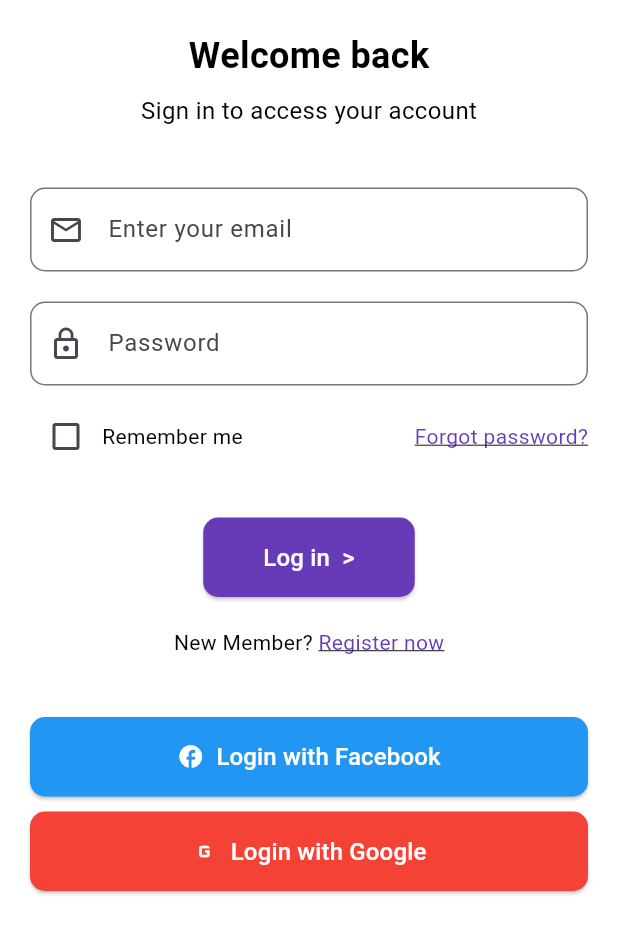
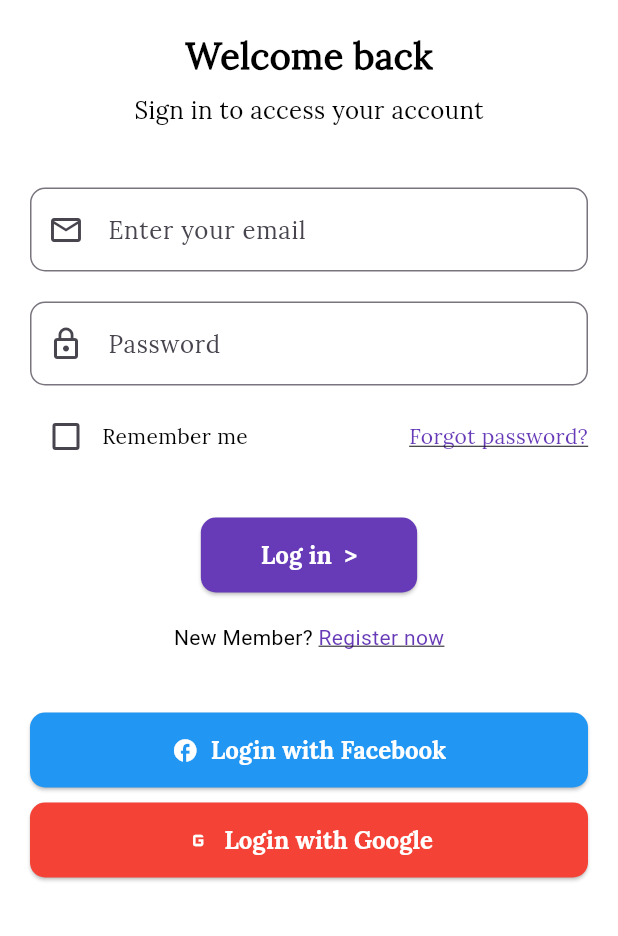
Before and after one commit to imasj-git/bus_ticket_application, a Flutter app: the screen it shows after launch, after a tap on "Next", after a tap on "Skip", on a phone screen of 412 x 824 dp, the part 300-1236 px from its top. Run offline on Flutter 3.47's test engine with Material 3 defaults, Android fonts, the light colour scheme and no system bars; project files that could hold a hidden picture were left out.

```diff
--- /dev/null
+++ b/lib/app.dart
@@ -0,0 +1,27 @@
+import 'package:bus_ticket_app/core/aap_theme/app_theme.dart';
+import 'package:bus_ticket_app/view/home_view.dart';
+import 'package:bus_ticket_app/view/landing_page_view.dart';
+import 'package:bus_ticket_app/view/login_view.dart';
+import 'package:bus_ticket_app/view/onboarding_screen.dart';
+import 'package:bus_ticket_app/view/signup_view.dart';
+import 'package:flutter/material.dart';
+
+class App extends StatelessWidget {
+  const App({super.key});
+
+  @override
+  Widget build(BuildContext context) {
+    return MaterialApp(
+      debugShowCheckedModeBanner: false,
+      initialRoute: '/',
+      theme: getApplicationTheme(),
+      routes: {
+        '/': (context) => const LandingPageView(),
+        '/starting': (context) => const OnboardingScreen(),
+        '/login': (context) => const LoginView(),
+        '/signup': (context) => const SignupView(),
+        '/home': (context) => const HomeView(),
+      },
+    );
+  }
+}
--- /dev/null
+++ b/lib/core/aap_theme/app_theme.dart
@@ -0,0 +1,22 @@
+import 'package:flutter/material.dart';
+
+ThemeData getApplicationTheme() {
+  return ThemeData(
+    primarySwatch: Colors.deepPurple,
+    scaffoldBackgroundColor: Colors.white,
+    fontFamily: 'Lora Regular',
+    elevatedButtonTheme: ElevatedButtonThemeData(
+      style: ElevatedButton.styleFrom(
+        textStyle: const TextStyle(
+            fontSize: 18,
+            color: Colors.white,
+            fontWeight: FontWeight.w500,
+            fontFamily: 'Lora Bold'),
+        backgroundColor: Colors.deepPurple,
+        shape: RoundedRectangleBorder(
+          borderRadius: BorderRadius.circular(10),
+        ),
+      ),
+    ),
+  );
+}
--- a/lib/main.dart
+++ b/lib/main.dart
@@ -1,22 +1,6 @@
-import 'package:bus_ticket_app/view/home_view.dart';
-import 'package:bus_ticket_app/view/landing_page_view.dart';
-import 'package:bus_ticket_app/view/login_view.dart';
-import 'package:bus_ticket_app/view/signup_view.dart';
-import 'package:bus_ticket_app/view/onboarding_screen.dart';
+import 'package:bus_ticket_app/app.dart';
 import 'package:flutter/material.dart';
 
 void main() {
-  runApp(
-    MaterialApp(
-      debugShowCheckedModeBanner: false,
-      initialRoute: '/',
-      routes: {
-        '/': (context) => const LandingPageView(),
-        '/starting': (context) => const OnboardingScreen(),
-        '/login': (context) => const LoginView(),
-        '/signup': (context) => const SignupView(),
-        '/home': (context) => const HomeView(),
-      },
-    ),
-  );
+  runApp(const App());
 }
--- a/lib/view/login_view.dart
+++ b/lib/view/login_view.dart
@@ -101,14 +101,13 @@
               // Next Button
               ElevatedButton(
                 onPressed: () {
-                  Navigator.push(context, MaterialPageRoute(builder: (context)=> const HomeView()),);
+                  Navigator.push(
+                    context,
+                    MaterialPageRoute(builder: (context) => const HomeView()),
+                  );
                   // Navigate to the next page
                 },
                 style: ElevatedButton.styleFrom(
-                  backgroundColor: Colors.deepPurple, // Button color
-                  shape: RoundedRectangleBorder(
-                    borderRadius: BorderRadius.circular(10),
-                  ),
                   padding: const EdgeInsets.symmetric(
                     horizontal: 40,
                     vertical: 15,
@@ -116,7 +115,10 @@
                 ),
                 child: const Text(
                   'Log in  >',
-                  style: TextStyle(fontSize: 16,color: Colors.white),
+                  style: TextStyle(
+                    fontSize: 16,
+                    color: Colors.white,
+                  ),
                 ),
               ),
               const SizedBox(height: 20),
@@ -125,9 +127,10 @@
                 onTap: () {
                   Navigator.push(
                     context,
-                     MaterialPageRoute(
-                      builder: (context)=>const SignupView(),
-                      ),);
+                    MaterialPageRoute(
+                      builder: (context) => const SignupView(),
+                    ),
+                  );
                   // Navigate to Register Page
                 },
                 child: const Text.rich(
@@ -153,9 +156,6 @@
                 },
                 style: ElevatedButton.styleFrom(
                   backgroundColor: Colors.blue,
-                  shape: RoundedRectangleBorder(
-                    borderRadius: BorderRadius.circular(10),
-                  ),
                   padding: const EdgeInsets.symmetric(vertical: 15),
                   minimumSize: const Size(double.infinity, 50),
                 ),
@@ -172,9 +172,6 @@
                 },
                 style: ElevatedButton.styleFrom(
                   backgroundColor: Colors.red,
-                  shape: RoundedRectangleBorder(
-                    borderRadius: BorderRadius.circular(10),
-                  ),
                   padding: const EdgeInsets.symmetric(vertical: 15),
                   minimumSize: const Size(double.infinity, 50),
                 ),
--- a/lib/view/onboarding_screen.dart
+++ b/lib/view/onboarding_screen.dart
@@ -15,17 +15,20 @@
     {
       "image": "assets/images/welcome.png",
       "title": "Welcome to BusSewa",
-      "description": "Book your bus tickets seamlessly and travel with comfort. Your journey starts here!"
+      "description":
+          "Book your bus tickets seamlessly and travel with comfort. Your journey starts here!"
     },
     {
       "image": "assets/images/welcome2.png",
       "title": "Easy Ticket Booking",
-      "description": "Find and book bus tickets for any destination in just a few taps. Simple and hassle-free!"
+      "description":
+          "Find and book bus tickets for any destination in just a few taps. Simple and hassle-free!"
     },
     {
       "image": "assets/images/welcome3.png",
       "title": "Live Bus Tracking",
-      "description": "Track your bus in real time and plan your journey with confidence. Never miss a ride!"
+      "description":
+          "Track your bus in real time and plan your journey with confidence. Never miss a ride!"
     },
   ];
 
@@ -152,11 +155,7 @@
                 }
               },
               style: ElevatedButton.styleFrom(
-                backgroundColor: Colors.deepPurple,
                 padding: const EdgeInsets.symmetric(vertical: 14),
-                shape: RoundedRectangleBorder(
-                  borderRadius: BorderRadius.circular(30),
-                ),
               ),
               child: Text(
                 _currentPage == _onboardingData.length - 1
```
Also changed, not shown: lib/view/bus_view.dart (added, +12 -0 lines), lib/view/dashbord_view.dart (added, +48 -0 lines), lib/view/home_view.dart (+7 -19 lines), lib/view/setting_view.dart (added, +12 -0 lines), lib/view/signup_view.dart (+3 -6 lines), lib/view/ticket_view.dart (added, +12 -0 lines), pubspec.yaml (+8 -10 lines), assets/fonts/Lora-Bold.ttf (added), assets/fonts/Lora-Italic.ttf (added), assets/fonts/Lora-Regular.ttf (added), assets/fonts/Montserrat-Bold.ttf (deleted), assets/fonts/Montserrat-Italic.ttf (deleted), assets/fonts/Montserrat-Regular.ttf (deleted).
